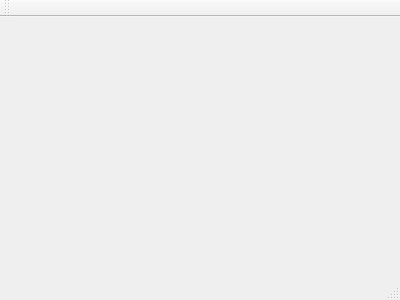
Before: the Qt Designer form utils/tcp_terminal/tcpterminal.ui in gdimitriu/robotics, drawn with Qt 5.
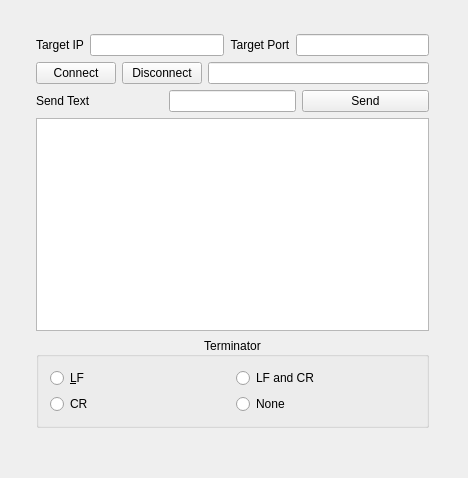
After: the same form once the commit is applied.

```diff
--- a/utils/tcp_terminal/tcpterminal.ui
+++ b/utils/tcp_terminal/tcpterminal.ui
@@ -1,24 +1,225 @@
 <ui version="4.0">
  <class>TcpTerminal</class>
- <widget class="QMainWindow" name="TcpTerminal" >
-  <property name="geometry" >
+ <widget class="QMainWindow" name="TcpTerminal">
+  <property name="geometry">
    <rect>
     <x>0</x>
     <y>0</y>
-    <width>400</width>
-    <height>300</height>
+    <width>468</width>
+    <height>478</height>
    </rect>
   </property>
   <property name="windowTitle" >
    <string>TcpTerminal</string>
   </property>
-  <widget class="QMenuBar" name="menuBar" />
-  <widget class="QToolBar" name="mainToolBar" />
-  <widget class="QWidget" name="centralWidget" />
-  <widget class="QStatusBar" name="statusBar" />
+  <widget class="QWidget" name="centralWidget">
+   <property name="contextMenuPolicy">
+    <enum>Qt::NoContextMenu</enum>
+   </property>
+   <widget class="QWidget" name="layoutWidget">
+    <property name="geometry">
+     <rect>
+      <x>25</x>
+      <y>23</y>
+      <width>415</width>
+      <height>416</height>
+     </rect>
+    </property>
+    <layout class="QVBoxLayout" name="verticalLayout">
+     <item>
+      <layout class="QHBoxLayout" name="horizontalLayout_3">
+       <item>
+        <widget class="QLabel" name="ipLabel">
+         <property name="text">
+          <string>Target IP</string>
+         </property>
+         <property name="alignment">
+          <set>Qt::AlignCenter</set>
+         </property>
+        </widget>
+       </item>
+       <item>
+        <widget class="QLineEdit" name="ipValue">
+         <property name="dragEnabled">
+          <bool>true</bool>
+         </property>
+         <property name="clearButtonEnabled">
+          <bool>true</bool>
+         </property>
+        </widget>
+       </item>
+       <item>
+        <widget class="QLabel" name="portLabel">
+         <property name="text">
+          <string>Target Port</string>
+         </property>
+         <property name="alignment">
+          <set>Qt::AlignCenter</set>
+         </property>
+        </widget>
+       </item>
+       <item>
+        <widget class="QLineEdit" name="portValue">
+         <property name="whatsThis">
+          <string>target port</string>
+         </property>
+         <property name="layoutDirection">
+          <enum>Qt::LeftToRight</enum>
+         </property>
+         <property name="dragEnabled">
+          <bool>true</bool>
+         </property>
+         <property name="clearButtonEnabled">
+          <bool>true</bool>
+         </property>
+        </widget>
+       </item>
+      </layout>
+     </item>
+     <item>
+      <layout class="QHBoxLayout" name="horizontalLayout">
+       <item>
+        <widget class="QPushButton" name="connectButton">
+         <property name="text">
+          <string>Connect</string>
+         </property>
+        </widget>
+       </item>
+       <item>
+        <widget class="QPushButton" name="disconnectButton">
+         <property name="text">
+          <string>Disconnect</string>
+         </property>
+        </widget>
+       </item>
+       <item>
+        <widget class="QLineEdit" name="statusValue">
+         <property name="readOnly">
+          <bool>true</bool>
+         </property>
+        </widget>
+       </item>
+      </layout>
+     </item>
+     <item>
+      <layout class="QHBoxLayout" name="horizontalLayout_2">
+       <item>
+        <widget class="QLabel" name="sendLabel">
+         <property name="sizePolicy">
+          <sizepolicy hsizetype="Minimum" vsizetype="Fixed">
+           <horstretch>0</horstretch>
+           <verstretch>0</verstretch>
+          </sizepolicy>
+         </property>
+         <property name="text">
+          <string>Send Text</string>
+         </property>
+        </widget>
+       </item>
+       <item>
+        <widget class="QLineEdit" name="sendValue">
+         <property name="sizePolicy">
+          <sizepolicy hsizetype="Maximum" vsizetype="Fixed">
+           <horstretch>0</horstretch>
+           <verstretch>0</verstretch>
+          </sizepolicy>
+         </property>
+         <property name="minimumSize">
+          <size>
+           <width>40</width>
+           <height>0</height>
+          </size>
+         </property>
+         <property name="maximumSize">
+          <size>
+           <width>135</width>
+           <height>16777215</height>
+          </size>
+         </property>
+         <property name="baseSize">
+          <size>
+           <width>200</width>
+           <height>0</height>
+          </size>
+         </property>
+         <property name="dragEnabled">
+          <bool>true</bool>
+         </property>
+         <property name="clearButtonEnabled">
+          <bool>true</bool>
+         </property>
+        </widget>
+       </item>
+       <item>
+        <widget class="QPushButton" name="sendButton">
+         <property name="text">
+          <string>Send</string>
+         </property>
+        </widget>
+       </item>
+      </layout>
+     </item>
+     <item>
+      <widget class="QPlainTextEdit" name="receiveData">
+       <property name="acceptDrops">
+        <bool>false</bool>
+       </property>
+       <property name="midLineWidth">
+        <number>60</number>
+       </property>
+       <property name="undoRedoEnabled">
+        <bool>false</bool>
+       </property>
+       <property name="readOnly">
+        <bool>true</bool>
+       </property>
+      </widget>
+     </item>
+     <item>
+      <widget class="QGroupBox" name="groupBox">
+       <property name="title">
+        <string>Terminator</string>
+       </property>
+       <property name="alignment">
+        <set>Qt::AlignCenter</set>
+       </property>
+       <layout class="QGridLayout" name="gridLayout">
+        <item row="0" column="0">
+         <widget class="QRadioButton" name="lfTerminator">
+          <property name="text">
+           <string>&amp;LF</string>
+          </property>
+         </widget>
+        </item>
+        <item row="0" column="1">
+         <widget class="QRadioButton" name="lfcrTerminator">
+          <property name="text">
+           <string>LF and CR</string>
+          </property>
+         </widget>
+        </item>
+        <item row="1" column="1">
+         <widget class="QRadioButton" name="noneTerminator">
+          <property name="text">
+           <string>None</string>
+          </property>
+         </widget>
+        </item>
+        <item row="1" column="0">
+         <widget class="QRadioButton" name="crTerminator">
+          <property name="text">
+           <string>CR</string>
+          </property>
+         </widget>
+        </item>
+       </layout>
+      </widget>
+     </item>
+    </layout>
+   </widget>
+  </widget>
  </widget>
- <layoutDefault spacing="6" margin="11" />
- <pixmapfunction></pixmapfunction>
+ <layoutdefault spacing="6" margin="11"/>
  <resources/>
  <connections/>
 </ui>
```
Left out of the diff: 3 changed lines with no effect on the pictures.
